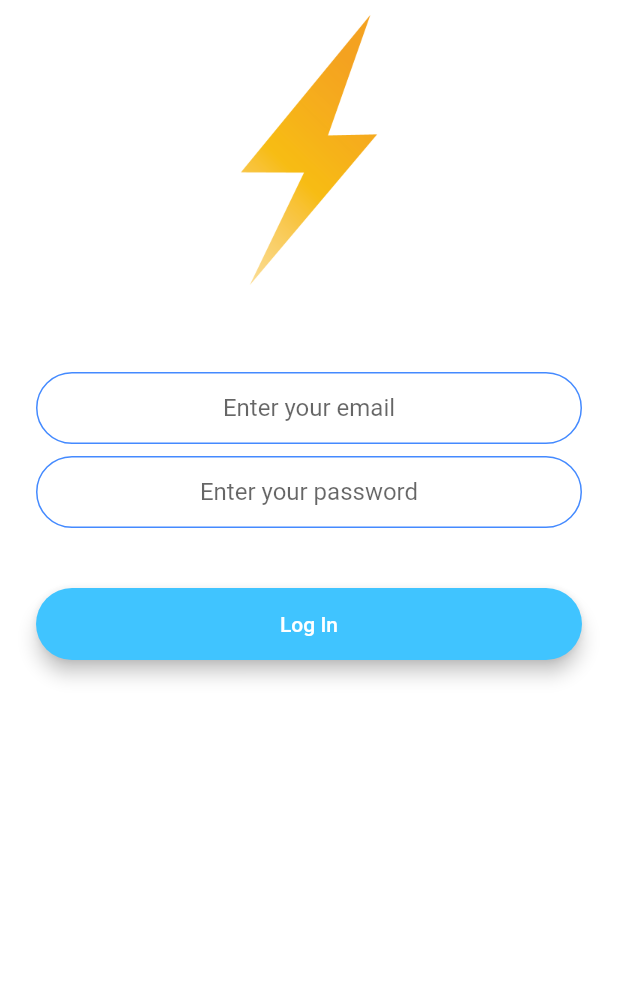
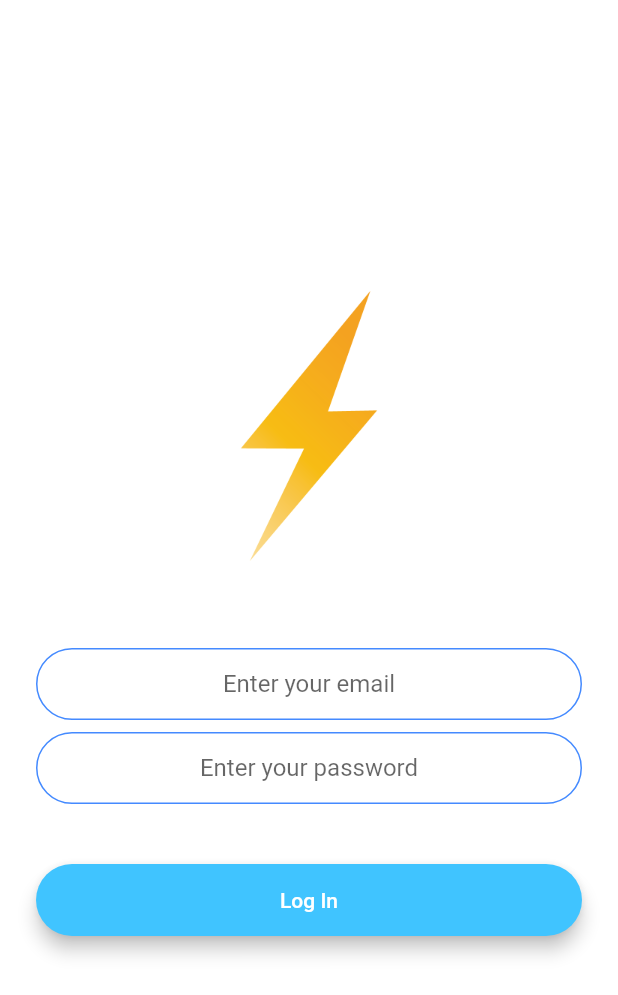
Before and after one commit to NiroKM/flutter_chat, a Flutter app: the LoginScreen screen opened by its route, after a tap on "Log In", on a phone screen of 412 x 824 dp. Shown: the top 995 px of the screen. Run offline on Flutter 3.47's test engine with Material 2 defaults, Android fonts, the phone set to English and light mode, and no system bars; our stand-ins replace animated_text_kit, cloud_firestore, firebase_auth, firebase_core, modal_progress_hud; accounts and stored records are empty.

```diff
--- a/lib/screens/login_screen.dart
+++ b/lib/screens/login_screen.dart
@@ -1,29 +1,42 @@
 import 'package:flash_chat/components/rounded_button.dart';
 import 'package:flutter/material.dart';
+import 'package:firebase_auth/firebase_auth.dart';
+import 'chat_screen.dart';
+import 'package:modal_progress_hud/modal_progress_hud.dart';
 
 import '../constants.dart';
 
 class LoginScreen extends StatefulWidget {
-
   static const String id = "login_screen";
   @override
   _LoginScreenState createState() => _LoginScreenState();
 }
 
 class _LoginScreenState extends State<LoginScreen> {
+  final _auth = FirebaseAuth.instance;
+  bool showSpinner = false;
+  String email;
+  String password;
+
   @override
   Widget build(BuildContext context) {
     return Scaffold(
       backgroundColor: Colors.white,
-      body: Padding(
+      body: ModalProgressHUD(
+        inAsyncCall: showSpinner,
+        child: Padding(
           padding: EdgeInsets.symmetric(horizontal: 24.0),
-        child: ListView(
+          child: Column(
+            mainAxisAlignment: MainAxisAlignment.center,
+            crossAxisAlignment: CrossAxisAlignment.stretch,
             children: <Widget>[
-            Hero(
+              Flexible(
+                child: Hero(
                   tag: 'logo',
                   child: Container(
                     height: 200.0,
                     child: Image.asset('images/logo.png'),
+                  ),
                 ),
               ),
               SizedBox(
@@ -33,10 +46,10 @@ class _LoginScreenState extends State<LoginScreen> {
                   keyboardType: TextInputType.emailAddress,
                   textAlign: TextAlign.center,
                   onChanged: (value) {
-                //Do something with the user input.
+                    email = value;
                   },
-              decoration: kTextFieldDecoration.copyWith(hintText: 'Enter your email')
-            ),
+                  decoration: kTextFieldDecoration.copyWith(
+                      hintText: 'Enter your email')),
               SizedBox(
                 height: 8.0,
               ),
@@ -44,19 +57,39 @@ class _LoginScreenState extends State<LoginScreen> {
                   obscureText: true,
                   textAlign: TextAlign.center,
                   onChanged: (value) {
-                //Do something with the user input.
+                    password = value;
                   },
-              decoration: kTextFieldDecoration.copyWith(hintText: 'Enter your password')
-            ),
+                  decoration: kTextFieldDecoration.copyWith(
+                      hintText: 'Enter your password')),
               SizedBox(
                 height: 24.0,
               ),
               RoundedButton(
                 title: 'Log In',
                 color: Colors.lightBlueAccent,
-              onPressed: () {},
+                onPressed: () async {
+                  setState(() {
+                    showSpinner = true;
+                  });
+                  try {
+                    final userInfo = await _auth.signInWithEmailAndPassword(
+                        email: email, password: password);
+                    if (userInfo.user.email == email) {
+                      Navigator.pushNamed(context, ChatScreen.id);
+                    }
+                    setState(() {
+                      showSpinner = false;
+                    });
+                  } catch (e) {
+                    print(e);
+                    setState(() {
+                      showSpinner = false;
+                    });
+                  }
+                },
               ),
             ],
+          ),
         ),
       ),
     );
--- a/pubspec.yaml
+++ b/pubspec.yaml
@@ -15,6 +15,7 @@ dependencies:
   firebase_core: ^1.1.0
   firebase_auth: ^1.1.3
   cloud_firestore: ^2.0.0
+  modal_progress_hud: ^0.1.3
 
 
 dev_dependencies:
```
Also changed, not shown: lib/screens/chat_screen.dart (+107 -5 lines), lib/screens/registration_screen.dart (+18 -3 lines), pubspec.lock, 1 other file. Lines whose indentation alone changed are shown as unchanged.
